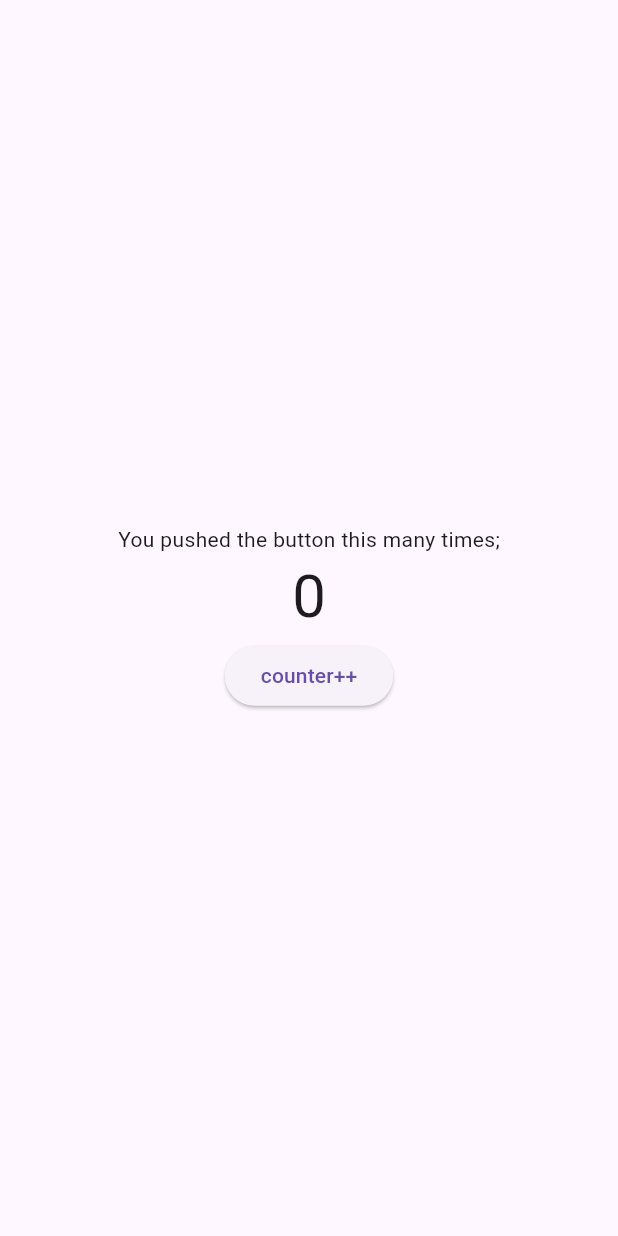
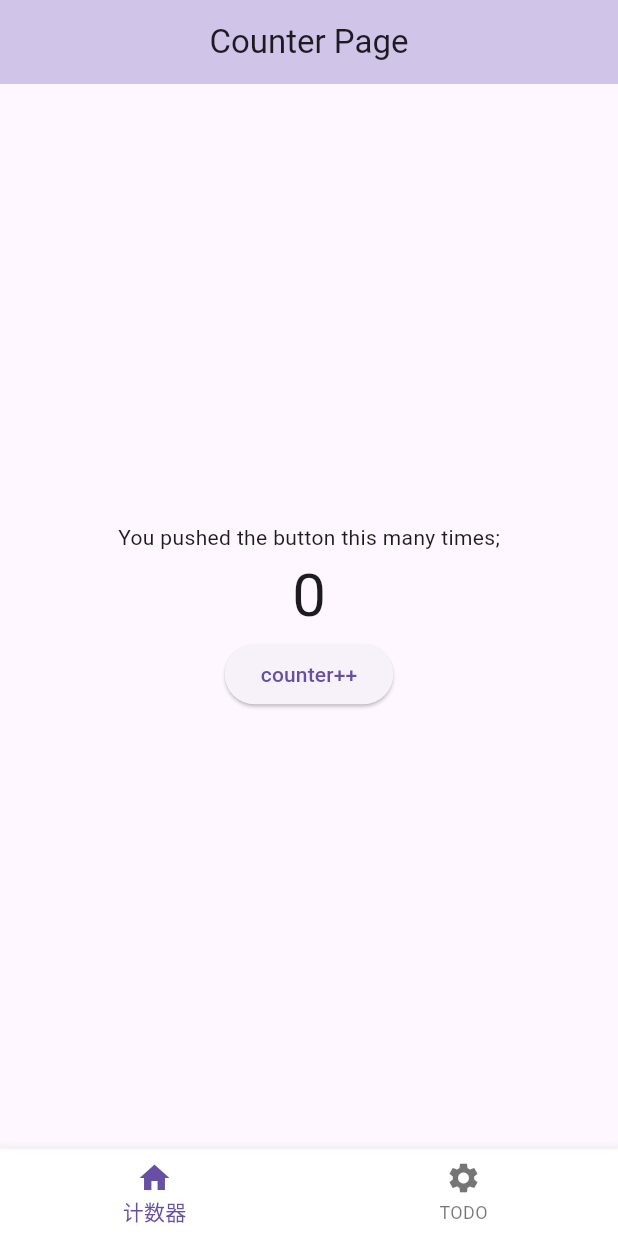
Before and after one commit to xiaofan-14/flutter-demo, a Flutter app: the screen it shows after launch, on a phone screen of 412 x 824 dp. Run offline on Flutter 3.47's test engine with Material 3 defaults, Android fonts, the phone set to English and light mode, and no system bars.

Commit message:
完成 todo app的基础页面搭建

```diff
--- a/lib/main.dart
+++ b/lib/main.dart
@@ -1,5 +1,5 @@
 import 'package:flutter/material.dart';
-import 'package:flutter_application_1/page/counter_page.dart';
+import 'package:flutter_application_1/page/home_page.dart';
 
 void main() {
   runApp(MyApp());
@@ -12,7 +12,8 @@ class MyApp extends StatelessWidget {
   Widget build(BuildContext context) {
     return MaterialApp(
       debugShowCheckedModeBanner: false,
-      home: CounterPage(),
+      home: HomePage(),
     );
   }
+
 }
--- a/lib/page/counter_page.dart
+++ b/lib/page/counter_page.dart
@@ -11,22 +11,31 @@ class _CounterPageState extends State<CounterPage> {
   // variable
   int _counter = 0;
   // method
-  void _incrementCounter(){
+  void _incrementCounter() {
     setState(() {
       _counter++;
     });
   }
+
   // UI
   @override
   Widget build(BuildContext context) {
     return Scaffold(
+      appBar: AppBar(
+        title: const Text("Counter Page"),
+        centerTitle: true,
+        backgroundColor: Colors.deepPurple[100],
+      ),
       body: Center(
         child: Column(
           mainAxisAlignment: MainAxisAlignment.center,
           children: [
             Text("You pushed the button this many times;"),
-            Text(_counter.toString(), style: TextStyle(fontSize: 40),),
-            ElevatedButton(onPressed: _incrementCounter, child: Text("counter++"))
+            Text(_counter.toString(), style: TextStyle(fontSize: 40)),
+            ElevatedButton(
+              onPressed: _incrementCounter,
+              child: Text("counter++"),
+            ),
           ],
         ),
       ),
--- /dev/null
+++ b/lib/page/home_page.dart
@@ -0,0 +1,50 @@
+import 'package:flutter/material.dart';
+import 'package:flutter_application_1/page/counter_page.dart';
+import 'package:flutter_application_1/page/todo_page.dart';
+import 'package:flutter/services.dart';
+
+class HomePage extends StatefulWidget {
+  const HomePage({super.key});
+
+  @override
+  State<HomePage> createState() => _HomePageState();
+}
+
+class _HomePageState extends State<HomePage> {
+  int _currentIndex = 0;
+
+  final pages = [const CounterPage(), const TodoPage()];
+
+  @override
+  void initState() {
+    super.initState();
+    SystemChrome.setSystemUIOverlayStyle(
+      const SystemUiOverlayStyle(
+        statusBarColor: Colors.transparent, // 状态栏透明
+        systemNavigationBarColor: Colors.transparent, // 底部导航栏透明
+        systemNavigationBarIconBrightness: Brightness.dark, // 导航栏图标颜色
+        statusBarIconBrightness: Brightness.dark, // 状态栏图标颜色
+      ),
+    );
+  }
+
+  @override
+  Widget build(BuildContext context) {
+    return Scaffold(
+      body: IndexedStack(index: _currentIndex, children: pages),
+      bottomNavigationBar: BottomNavigationBar(
+        backgroundColor: Colors.white,
+        currentIndex: _currentIndex,
+        onTap: (index) {
+          setState(() {
+            _currentIndex = index;
+          });
+        },
+        items: const [
+          BottomNavigationBarItem(icon: Icon(Icons.home), label: "计数器"),
+          BottomNavigationBarItem(icon: Icon(Icons.settings), label: "TODO"),
+        ],
+      ),
+    );
+  }
+}
```
Also changed, not shown: lib/page/todo_page.dart (added, +51 -0 lines).
